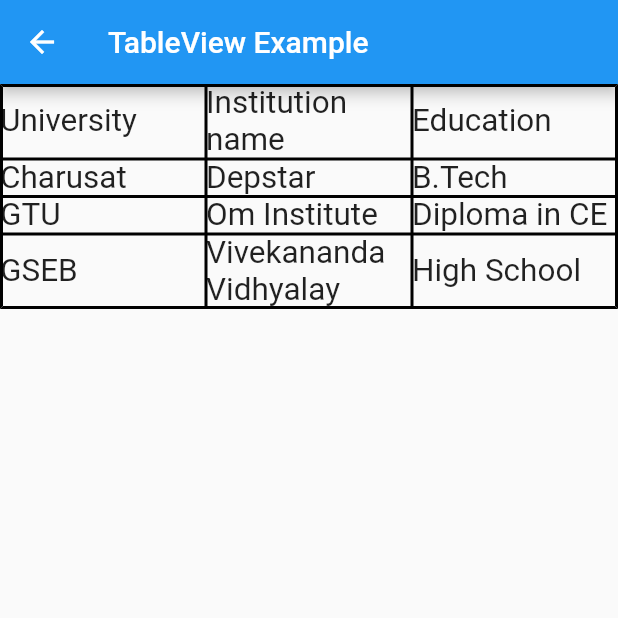
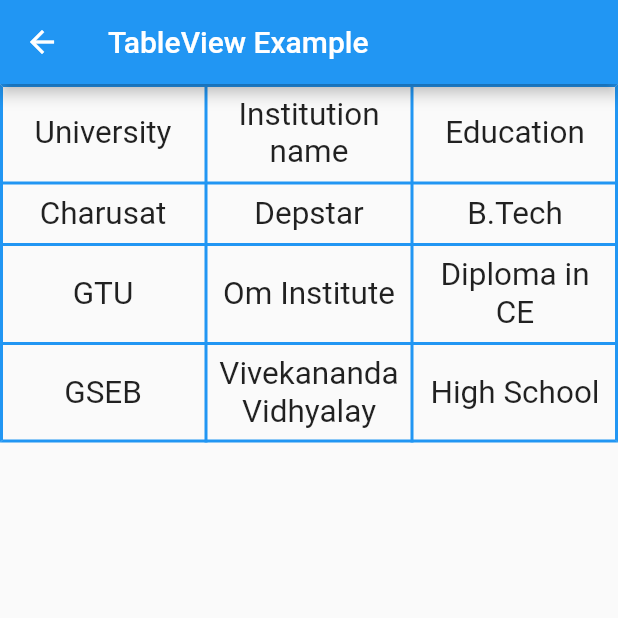
Before and after one commit to manoj-simform/flutterBasics, a Flutter app: the TableViewExample screen opened by its route, on a phone screen of 412 x 824 dp, the top half of it. Run offline on Flutter 3.47's test engine with Material 2 defaults, Android fonts, the phone set to English and light mode, and no system bars.

Commit message:
update GridView & TableView example

```diff
--- a/lib/gridview_example.dart
+++ b/lib/gridview_example.dart
@@ -11,23 +11,29 @@ class GridViewExample extends StatelessWidget {
       appBar: AppBar(
         title: const Text('GridView Example'),
       ),
-      body: GridView.builder(
-        gridDelegate: const SliverGridDelegateWithFixedCrossAxisCount(
+      body: Column(
+        children: [
+          SizedBox(
+            height: MediaQuery.of(context).size.height * .8,
+            child: GridView.builder(
+              gridDelegate:
+                  const SliverGridDelegateWithFixedCrossAxisCount(
                 crossAxisCount: 4,
               ),
               itemBuilder: (context, index) {
                 return Container(
                   margin: const EdgeInsets.all(10.0),
-            color:
-                Color((math.Random().nextDouble() * 0xFFFFFF).toInt())
+                  color: Color((math.Random().nextDouble() * 0xFFFFFF)
+                          .toInt())
                       .withOpacity(1.0),
                 );
               },
               addAutomaticKeepAlives: false,
               physics: const BouncingScrollPhysics(),
-        scrollDirection: Axis.horizontal,
               itemCount: 100,
-        cacheExtent: 10,
+            ),
+          ),
+        ],
       ),
     );
   }
--- a/lib/tableview_example.dart
+++ b/lib/tableview_example.dart
@@ -12,33 +12,78 @@ class TableViewExample extends StatelessWidget {
       body: Table(
         textDirection: TextDirection.rtl,
         defaultVerticalAlignment: TableCellVerticalAlignment.middle,
-        border: TableBorder.all(width: 2.0, color: Colors.black),
-        children: const [
-          TableRow(children: [
-            Text(
-              "Education",
-              textScaleFactor: 1.5,
-            ),
-            Text("Institution name", textScaleFactor: 1.5),
-            Text("University", textScaleFactor: 1.5),
-          ]),
-          TableRow(children: [
-            Text("B.Tech", textScaleFactor: 1.5),
-            Text("Depstar", textScaleFactor: 1.5),
-            Text("Charusat", textScaleFactor: 1.5),
-          ]),
-          TableRow(children: [
-            Text("Diploma in CE", textScaleFactor: 1.5),
-            Text("Om Institute", textScaleFactor: 1.5),
-            Text("GTU", textScaleFactor: 1.5),
-          ]),
-          TableRow(children: [
-            Text("High School", textScaleFactor: 1.5),
-            Text("Vivekananda Vidhyalay", textScaleFactor: 1.5),
-            Text("GSEB", textScaleFactor: 1.5),
-          ]),
+        defaultColumnWidth: const FlexColumnWidth(1.0),
+        border: TableBorder.all(
+          width: 2.0,
+          color: Colors.blue,
+          style: BorderStyle.solid,
+        ),
+        children: [
+          TableRow(
+            children: [
+              customText(
+                text: "Education",
+              ),
+              customText(
+                text: "Institution name",
+              ),
+              customText(
+                text: "University",
+              ),
+            ],
+          ),
+          TableRow(
+            children: [
+              customText(
+                text: "B.Tech",
+              ),
+              customText(
+                text: "Depstar",
+              ),
+              customText(
+                text: "Charusat",
+              ),
+            ],
+          ),
+          TableRow(
+            children: [
+              customText(
+                text: "Diploma in CE",
+              ),
+              customText(
+                text: "Om Institute",
+              ),
+              customText(
+                text: "GTU",
+              ),
+            ],
+          ),
+          TableRow(
+            children: [
+              customText(
+                text: "High School",
+              ),
+              customText(
+                text: "Vivekananda Vidhyalay",
+              ),
+              customText(
+                text: "GSEB",
+              ),
+            ],
+          ),
         ],
       ),
     );
   }
+
+  customText({required String text}) {
+    return Padding(
+      padding: const EdgeInsets.all(8.0),
+      child: Text(
+        text,
+        textScaleFactor: 1.5,
+        textAlign: TextAlign.center,
+      ),
+    );
+  }
 }
```
Lines whose indentation alone changed are shown as unchanged.
